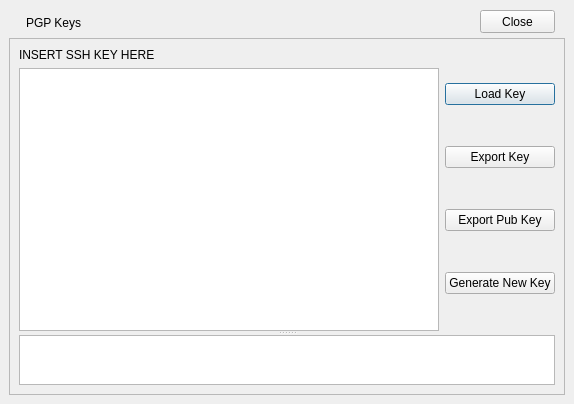
k3an3/InshtantMeshenger, file inshtant_meshenger/inshtant_meshenger_gui/PGP.ui: the form before one commit.
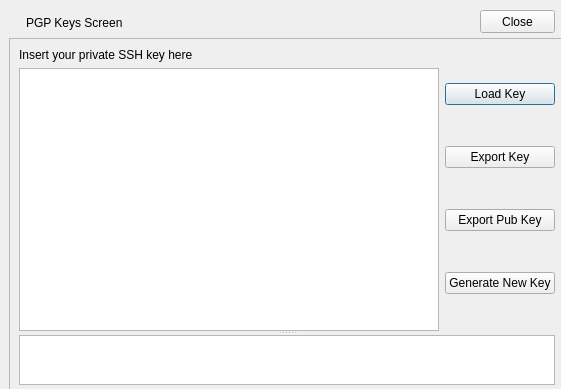
The form after the commit.

Commit message: Modified the PGP screen

Patch:
```diff
--- a/inshtant_meshenger/inshtant_meshenger_gui/PGP.ui
+++ b/inshtant_meshenger/inshtant_meshenger_gui/PGP.ui
@@ -6,8 +6,8 @@
    <rect>
     <x>0</x>
     <y>0</y>
-    <width>574</width>
-    <height>404</height>
+    <width>561</width>
+    <height>389</height>
    </rect>
   </property>
   <property name="windowTitle">
@@ -41,7 +41,7 @@
           <item>
            <widget class="QLabel" name="label">
             <property name="text">
-             <string>INSERT SSH KEY HERE </string>
+             <string>Insert your private SSH key here</string>
             </property>
            </widget>
           </item>
@@ -119,7 +119,7 @@
     </rect>
    </property>
    <property name="text">
-    <string>PGP Keys</string>
+    <string>PGP Keys Screen</string>
    </property>
   </widget>
  </widget>
```
